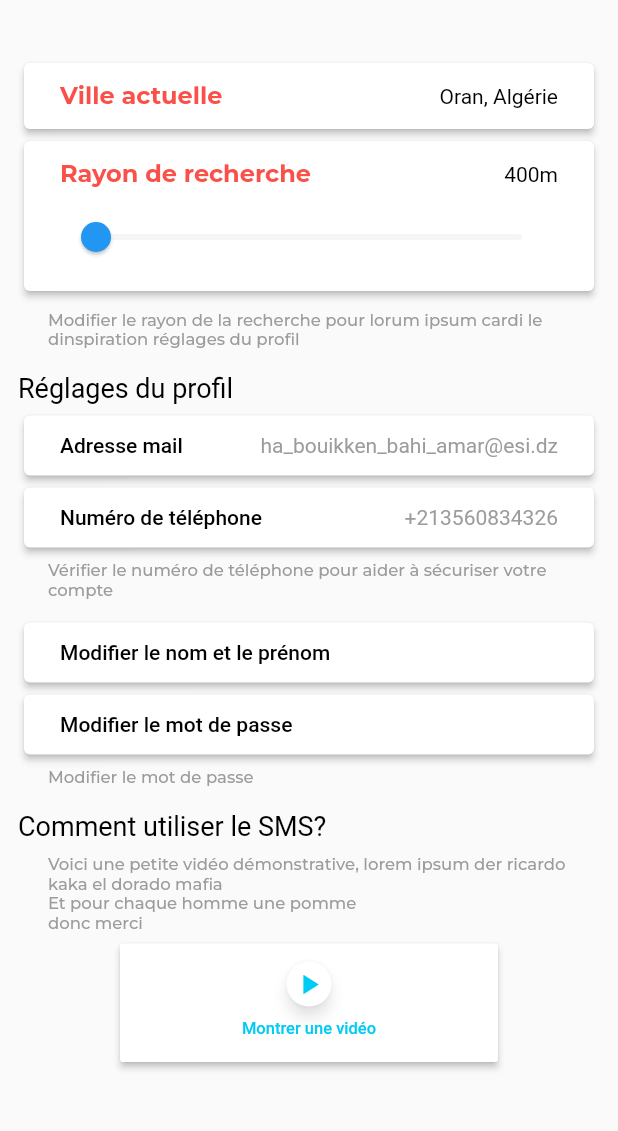
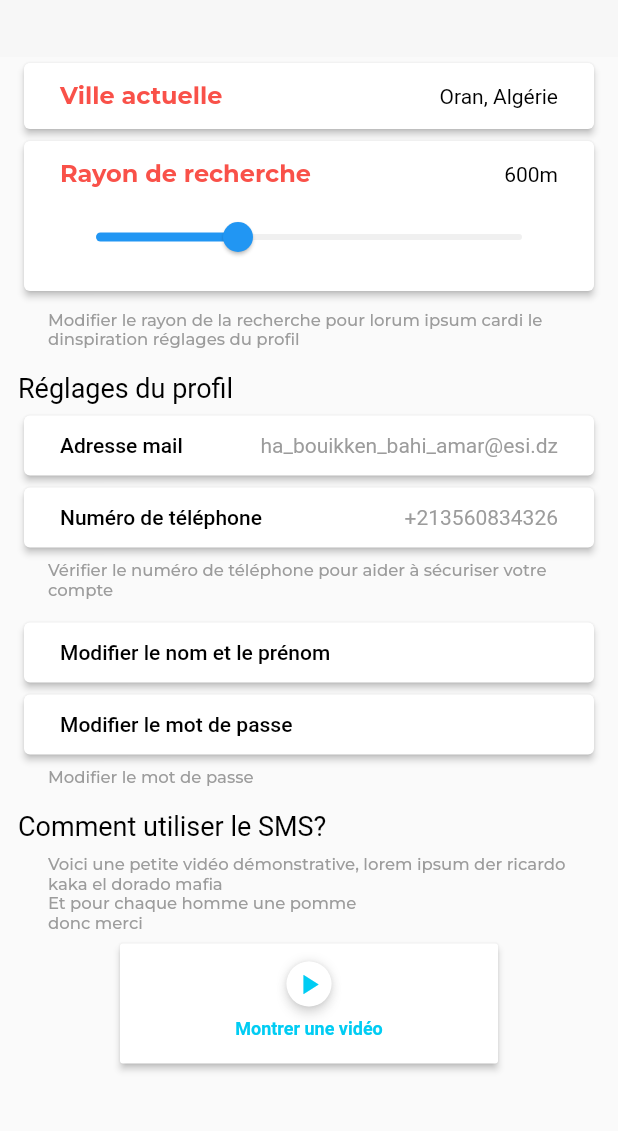
Before and after one commit to Majidbouikken/bustracker, a Flutter app: the MenuOptions screen opened by its route, on a phone screen of 412 x 824 dp, the part 63-1194 px from its top. Run offline on Flutter 3.47's test engine with Material 2 defaults, Android fonts, the phone set to English and light mode, and no system bars; Roboto replaces fonts that are missing (Oxygen).

Commit message:
Colors and Shadows classes update

```diff
--- a/lib/Menuoptions.dart
+++ b/lib/Menuoptions.dart
@@ -24,7 +24,7 @@ class MenuOptionsState extends State<MenuOptions> {
         slivers: <Widget>[
           SliverAppBar(
             pinned: true,
-            backgroundColor: Color(0xFFFAFAFA),
+            backgroundColor: ThemeColors.WhiteGrey,
             expandedHeight: 80,
             elevation: 2,
             leading: IconButton(
@@ -170,8 +170,8 @@ class MenuOptionsState extends State<MenuOptions> {
                                     padding: const EdgeInsets.symmetric(
                                         horizontal: 12.0),
                                     child: CupertinoTextField(
-                                      decoration:
-                                          BoxDecoration(color: ThemeColors.lightGrey),
+                                      decoration: BoxDecoration(
+                                          color: ThemeColors.lightGrey),
                                       onChanged: (String value) {
                                         User.setAdresseMail(value);
                                       },
@@ -192,7 +192,8 @@ class MenuOptionsState extends State<MenuOptions> {
                                             height: 40,
                                             decoration: BoxDecoration(
                                               border: Border.all(
-                                                  color: ThemeColors.mainRed, width: 2),
+                                                  color: ThemeColors.mainRed,
+                                                  width: 2),
                                               borderRadius:
                                                   BorderRadius.circular(100),
                                               color: Colors.white,
@@ -205,7 +206,8 @@ class MenuOptionsState extends State<MenuOptions> {
                                                 child: Text(
                                                   "ANNULER",
                                                   style: new TextStyle(
-                                                      color: ThemeColors.mainRed,
+                                                      color:
+                                                          ThemeColors.mainRed,
                                                       fontFamily: 'Oxygen',
                                                       fontSize: 12),
                                                 )),
@@ -230,7 +232,7 @@ class MenuOptionsState extends State<MenuOptions> {
                                               ),
                                               boxShadow: [
                                                 BoxShadow(
-                                                    color: Color(0xCCf95149),
+                                                    color: ShadowColors.RedShadow,
                                                     offset: Offset(0, 3),
                                                     blurRadius: 10)
                                               ],
@@ -304,8 +306,8 @@ class MenuOptionsState extends State<MenuOptions> {
                                     padding: const EdgeInsets.symmetric(
                                         horizontal: 12.0),
                                     child: CupertinoTextField(
-                                      decoration:
-                                          BoxDecoration(color: ThemeColors.lightGrey),
+                                      decoration: BoxDecoration(
+                                          color: ThemeColors.lightGrey),
                                       onChanged: (String value) {
                                         User.setNumTel(value);
                                       },
@@ -326,7 +328,8 @@ class MenuOptionsState extends State<MenuOptions> {
                                             height: 40,
                                             decoration: BoxDecoration(
                                               border: Border.all(
-                                                  color: ThemeColors.mainRed, width: 2),
+                                                  color: ThemeColors.mainRed,
+                                                  width: 2),
                                               borderRadius:
                                                   BorderRadius.circular(100),
                                               color: Colors.white,
@@ -339,7 +342,8 @@ class MenuOptionsState extends State<MenuOptions> {
                                                 child: Text(
                                                   "ANNULER",
                                                   style: new TextStyle(
-                                                      color: ThemeColors.mainRed,
+                                                      color:
+                                                          ThemeColors.mainRed,
                                                       fontFamily: 'Oxygen',
                                                       fontSize: 12),
                                                 )),
@@ -364,7 +368,7 @@ class MenuOptionsState extends State<MenuOptions> {
                                               ),
                                               boxShadow: [
                                                 BoxShadow(
-                                                    color: Color(0xCCf95149),
+                                                    color: ShadowColors.RedShadow,
                                                     offset: Offset(0, 3),
                                                     blurRadius: 10)
                                               ],
@@ -440,8 +444,8 @@ class MenuOptionsState extends State<MenuOptions> {
                                     padding: const EdgeInsets.symmetric(
                                         horizontal: 12.0),
                                     child: CupertinoTextField(
-                                      decoration:
-                                          BoxDecoration(color: ThemeColors.lightGrey),
+                                      decoration: BoxDecoration(
+                                          color: ThemeColors.lightGrey),
                                       onChanged: (String value) {
                                         User.setNom(value);
                                       },
@@ -457,8 +461,8 @@ class MenuOptionsState extends State<MenuOptions> {
                                     padding: const EdgeInsets.symmetric(
                                         horizontal: 12.0),
                                     child: CupertinoTextField(
-                                      decoration:
-                                          BoxDecoration(color: ThemeColors.lightGrey),
+                                      decoration: BoxDecoration(
+                                          color: ThemeColors.lightGrey),
                                       onChanged: (String value) {
                                         User.setPrenom(value);
                                       },
@@ -479,7 +483,8 @@ class MenuOptionsState extends State<MenuOptions> {
                                             height: 40,
                                             decoration: BoxDecoration(
                                               border: Border.all(
-                                                  color: ThemeColors.mainRed, width: 2),
+                                                  color: ThemeColors.mainRed,
+                                                  width: 2),
                                               borderRadius:
                                                   BorderRadius.circular(100),
                                               color: Colors.white,
@@ -492,7 +497,8 @@ class MenuOptionsState extends State<MenuOptions> {
                                                 child: Text(
                                                   "ANNULER",
                                                   style: new TextStyle(
-                                                      color: ThemeColors.mainRed,
+                                                      color:
+                                                          ThemeColors.mainRed,
                                                       fontFamily: 'Oxygen',
                                                       fontSize: 12),
                                                 )),
@@ -517,7 +523,7 @@ class MenuOptionsState extends State<MenuOptions> {
                                               ),
                                               boxShadow: [
                                                 BoxShadow(
-                                                    color: Color(0xCCf95149),
+                                                    color: ShadowColors.RedShadow,
                                                     offset: Offset(0, 3),
                                                     blurRadius: 10)
                                               ],
@@ -588,8 +594,8 @@ class MenuOptionsState extends State<MenuOptions> {
                                     padding: const EdgeInsets.symmetric(
                                         horizontal: 12.0),
                                     child: CupertinoTextField(
-                                      decoration:
-                                          BoxDecoration(color: ThemeColors.lightGrey),
+                                      decoration: BoxDecoration(
+                                          color: ThemeColors.lightGrey),
                                       onChanged: (String value) {},
                                       style:
                                           Theme.of(context).textTheme.display1,
@@ -598,14 +604,17 @@ class MenuOptionsState extends State<MenuOptions> {
 
                                   SizedBox(height: 6),
                                   Padding(
-                                    padding: const EdgeInsets.symmetric(horizontal: 20),
+                                    padding: const EdgeInsets.symmetric(
+                                        horizontal: 20),
                                     child: Row(
                                       children: <Widget>[
                                         Text("Confirmez le mot de passe",
                                             style: Theme.of(context)
                                                 .textTheme
                                                 .body1),
-                                        Expanded(child: SizedBox(),)
+                                        Expanded(
+                                          child: SizedBox(),
+                                        )
                                       ],
                                     ),
                                   ),
@@ -616,8 +625,8 @@ class MenuOptionsState extends State<MenuOptions> {
                                     padding: const EdgeInsets.symmetric(
                                         horizontal: 12.0),
                                     child: CupertinoTextField(
-                                      decoration:
-                                          BoxDecoration(color: ThemeColors.lightGrey),
+                                      decoration: BoxDecoration(
+                                          color: ThemeColors.lightGrey),
                                       onChanged: (String value) {},
                                       style:
                                           Theme.of(context).textTheme.display1,
@@ -636,7 +645,8 @@ class MenuOptionsState extends State<MenuOptions> {
                                             height: 40,
                                             decoration: BoxDecoration(
                                               border: Border.all(
-                                                  color: ThemeColors.mainRed, width: 2),
+                                                  color: ThemeColors.mainRed,
+                                                  width: 2),
                                               borderRadius:
                                                   BorderRadius.circular(100),
                                               color: Colors.white,
@@ -649,7 +659,8 @@ class MenuOptionsState extends State<MenuOptions> {
                                                 child: Text(
                                                   "ANNULER",
                                                   style: new TextStyle(
-                                                      color: ThemeColors.mainRed,
+                                                      color:
+                                                          ThemeColors.mainRed,
                                                       fontFamily: 'Oxygen',
                                                       fontSize: 12),
                                                 )),
@@ -674,7 +685,7 @@ class MenuOptionsState extends State<MenuOptions> {
                                               ),
                                               boxShadow: [
                                                 BoxShadow(
-                                                    color: Color(0xCCf95149),
+                                                    color: ShadowColors.RedShadow,
                                                     offset: Offset(0, 3),
                                                     blurRadius: 10)
                                               ],
@@ -733,16 +744,25 @@ class MenuOptionsState extends State<MenuOptions> {
                     color: Colors.white,
                     splashColor: ThemeColors.highlightedBlue,
                     highlightColor: Colors.transparent,
-                    elevation: 2,
                     highlightElevation: 1,
                     child: Container(
                       margin: EdgeInsets.only(top: 12, bottom: 16),
                       child: Column(
                         children: <Widget>[
-                          Material(
+                          Container(
+                            decoration: BoxDecoration(
+                                borderRadius:
+                                    BorderRadius.all(Radius.circular(20)),
+                                color: Colors.white,
+                                boxShadow: [
+                                  new BoxShadow(
+                                      color: ShadowColors.LightShadow,
+                                      blurRadius: 5)
+                                ]),
+                            child: Material(
                               color: Colors.white,
-                              elevation: 4,
-                              shadowColor: Color.fromARGB(130, 0, 0, 0),
+                              elevation: 3,
+                              shadowColor: ShadowColors.RegularShadow,
                               borderRadius: BorderRadius.circular(100),
                               child: Padding(
                                   padding: EdgeInsets.all(4),
@@ -750,14 +770,19 @@ class MenuOptionsState extends State<MenuOptions> {
                                     Icons.play_arrow,
                                     color: ThemeColors.complementaryBlue,
                                     size: 22,
-                                  ))),
+                                  )),
+                            ),
+                          ),
                           SizedBox(
                             height: 8,
                           ),
                           Text(
                             'Montrer une vidéo',
                             style: TextStyle(
-                                fontSize: 11, color: ThemeColors.complementaryBlue),
+                                fontSize: 12,
+                                color: ThemeColors.complementaryBlue,
+                                fontFamily: 'Oxygen',
+                                fontWeight: FontWeight.bold),
                           ),
                         ],
                       ),
--- a/lib/main.dart
+++ b/lib/main.dart
@@ -14,7 +14,7 @@ class MyApp extends StatelessWidget {
     return new MaterialApp(
         home: new LogInPage(),
         theme: new ThemeData(
-          primaryColor: Color(0xfff95149),
+          primaryColor: ThemeColors.mainRed,
           textTheme: Theme.of(context).textTheme.copyWith(
                 title: new TextStyle(
                     color: Colors.black87,
@@ -57,30 +57,39 @@ class MyApp extends StatelessWidget {
   }
 }
 
-// TODO: replace the shadow of material and container with just container in main drawer buttons, lignes dispo ... etc
 // TODO: add icons
 
 // Colors
 class ThemeColors {
-  static const mainRed = Color(0xfff95149);
+  static const Color mainRed = Color(0xfff95149);
 
-  static const complementaryBlue = Color(0xFF00CCF3);
-  static const highlightedBlue = Color(0xFFD8FAFF);
+  static const Color complementaryBlue = Color(0xFF00CCF3);
+  static const Color highlightedBlue = Color(0xFFD8FAFF);
 
-  static const analogousOrange = Color.fromARGB(255, 254, 170, 44);
-  static const highlightedOrange = Color(0xFFFFF3E0);
-  static const analogousMagenta = Color(0xFFFE2C80);
-  static const highlightedMagenta = Color(0xFFFFE4ED);
+  static const Color analogousOrange = Color.fromARGB(255, 254, 170, 44);
+  static const Color highlightedOrange = Color(0xFFFFF3E0);
+  static const Color analogousMagenta = Color(0xFFFE2C80);
+  static const Color highlightedMagenta = Color(0xFFFFE4ED);
 
-  static const lightGrey = Color(0xfff5f5f5);
-  static const mediumGrey = Color(0xff9c9c9c);
-  static const darkGrey = Color(0xff606060);
+  static const Color WhiteGrey = Color.fromARGB(255, 247, 247, 247);
+  static const Color lightGrey = Color(0xfff0f0f0);
+  static const Color mediumGrey = Color(0xff9c9c9c);
+  static const Color darkGrey = Color(0xff606060);
 
   static const Color gradientPureOrange = Color(0xFFFFAD2C);
   static const Color gradientOrange = Color(0xFFFB6145);
   static const Color gradientRed = Color(0xFFFB4F4F);
   static const Color gradientMagenta = Color(0xFFFC455C);
   static const Color gradientPureMagenta = Color(0xFFFF2C7C);
+}
+
+class ShadowColors {
+  static const Color VeryLightShadow = Color.fromARGB(10, 0, 0, 0);
+  static const Color LightShadow = Color.fromARGB(30, 0, 0, 0);
+  static const Color RegularShadow = Color.fromARGB(130, 0, 0, 0);
+
+  static const Color RedShadow = Color(0xCCf95149);
+
 }
 
 class ColorsSocial{
@@ -90,10 +99,10 @@ class ColorsSocial{
 
 //Réglages
 var VilleActuelle = 'Oran, Algérie';
-var ValeurRayon = 400.0;
+var ValeurRayon = 600.0;
 
 
-
+//User class
 class User{
   static String AdresseMail = 'ha_bouikken_bahi_amar@esi.dz';
   static String NumTel = '+213560834326';
```
Also changed, not shown: lib/Homepage.dart (+31 -16 lines), lib/Menulignesdisponibles.dart (+5 -5 lines).
